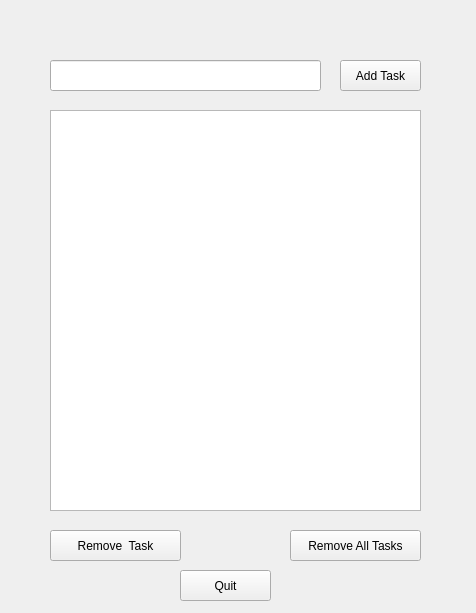
Qt form mainwindow.ui (WilllllWang/todoApp) before a commit.
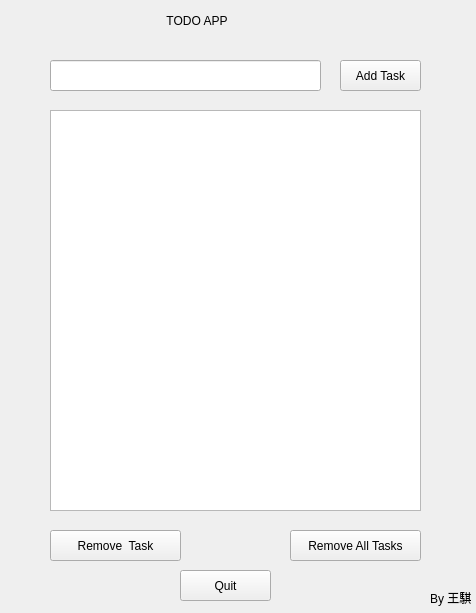
The same form after that commit.

```diff
--- a/mainwindow.ui
+++ b/mainwindow.ui
@@ -86,6 +86,32 @@
      <string>Quit</string>
     </property>
    </widget>
+   <widget class="QLabel" name="title">
+    <property name="geometry">
+     <rect>
+      <x>160</x>
+      <y>10</y>
+      <width>191</width>
+      <height>21</height>
+     </rect>
+    </property>
+    <property name="text">
+     <string>  TODO APP</string>
+    </property>
+   </widget>
+   <widget class="QLabel" name="author">
+    <property name="geometry">
+     <rect>
+      <x>430</x>
+      <y>590</y>
+      <width>41</width>
+      <height>16</height>
+     </rect>
+    </property>
+    <property name="text">
+     <string>By 王騏</string>
+    </property>
+   </widget>
   </widget>
  </widget>
  <resources/>
```
